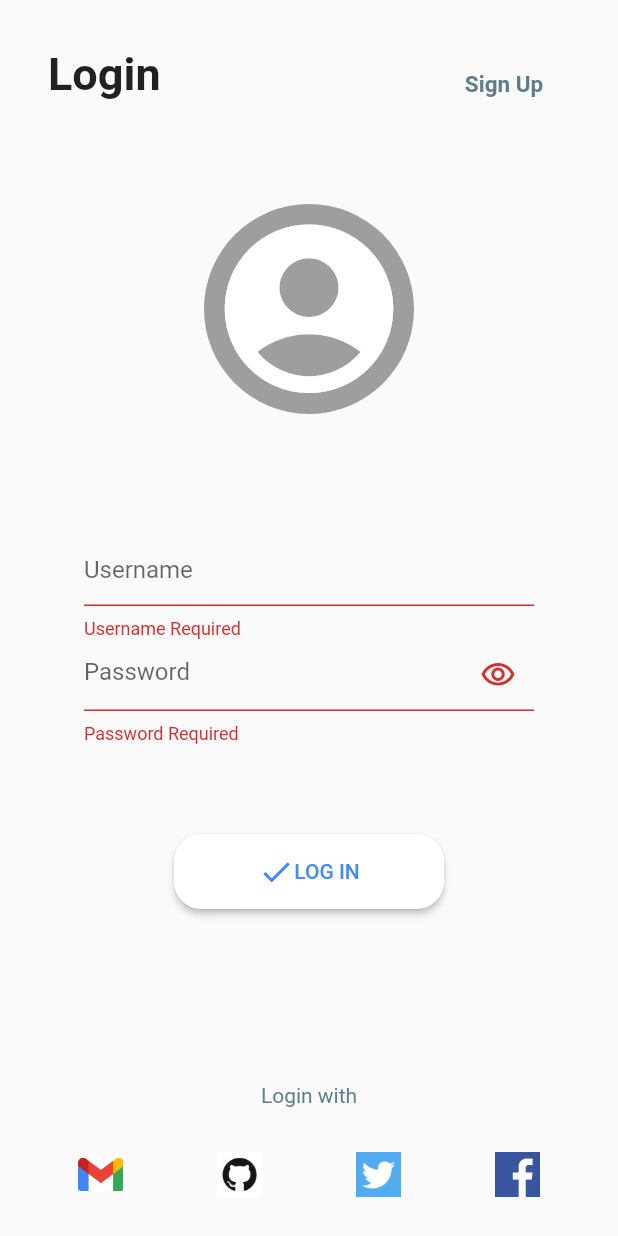
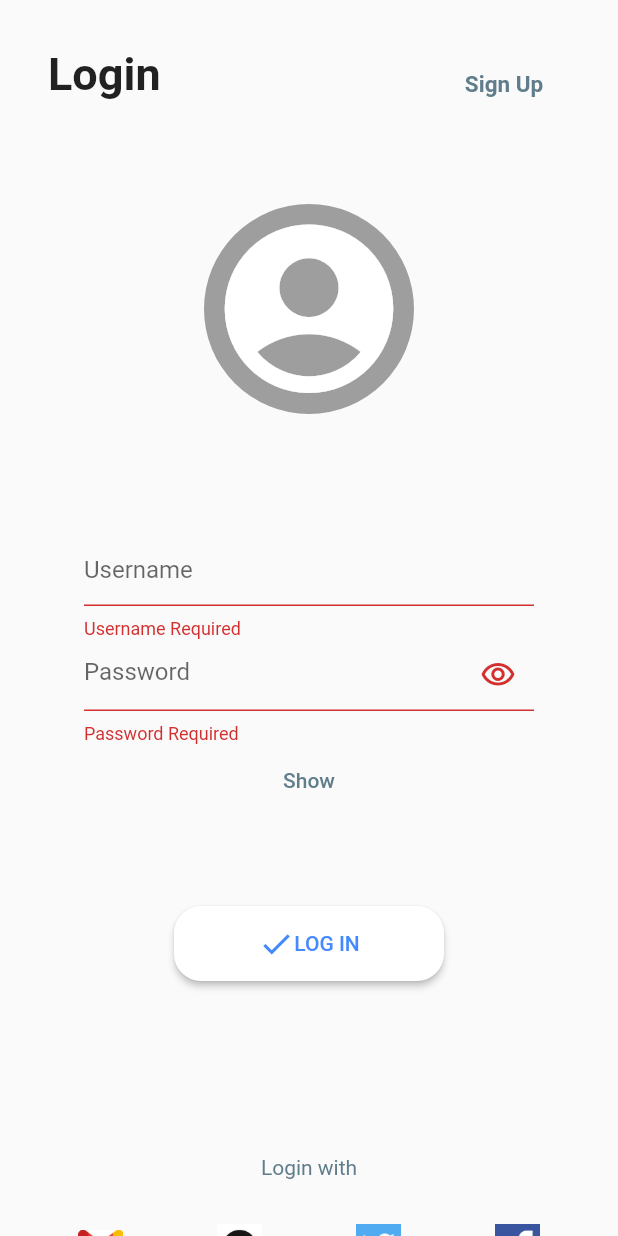
Before and after one commit to Princeigwe/Flutter-Login-UI, a Flutter app: the screen it shows after launch, on a phone screen of 412 x 824 dp. Run offline on Flutter 3.47's test engine with Material 2 defaults, Android fonts, the phone set to English and light mode, and no system bars.

Commit message:
added show-hide password toggle

```diff
--- a/lib/pages/home.dart
+++ b/lib/pages/home.dart
@@ -29,6 +29,15 @@ class _HomeState extends State<Home> {
     if (_formStateKey.currentState.validate()) {
       _formStateKey.currentState.save();
     }
+  }
+
+  bool _obsureText = true;
+
+  //toggle function to show password or not
+  void _toggle() {
+    setState(() {
+      _obsureText = !_obsureText;
+    });
   }
 
   void _opensignup({BuildContext context, bool fullScreenDialog = false}) {
@@ -117,6 +126,14 @@ class _HomeState extends State<Home> {
                                 suffixIcon: Icon(Icons.visibility_outlined)),
                             validator: (value) => _validatepassword(value),
                             onSaved: (value) => Login().password = value,
+                            // hidind character is set to true
+                            obscureText: _obsureText,
+                          ),
+                          new FlatButton(
+                            //button is linked to toggle function
+                            onPressed: () => _toggle(),
+                            child: new Text(_obsureText ? "Show" : "Hide",
+                              style: TextStyle(color: Colors.blueGrey),)
                           ),
                           //Divider(height: 32.0,),
                           Padding(
```
